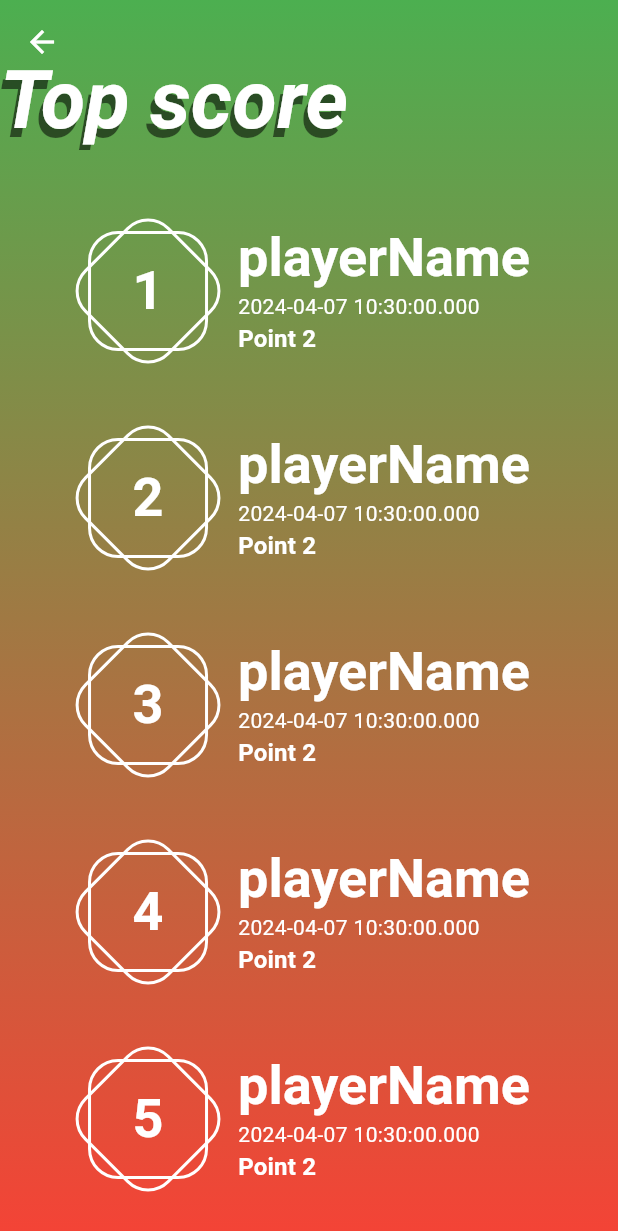
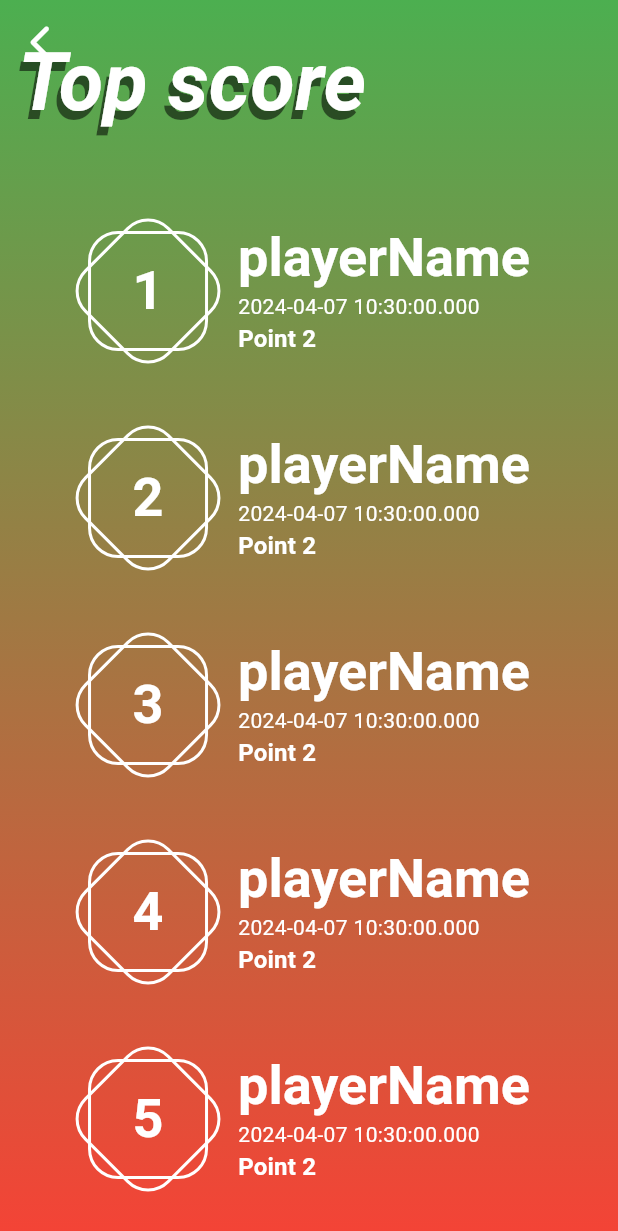
Before and after one commit to mtuan0111/nucatch, a Flutter app: the TopScoreScreen screen opened directly, on a phone screen of 412 x 824 dp. Shown: the top 1231 px of the screen. Run offline on Flutter 3.47's test engine with Material 3 defaults, Android fonts, the phone set to English and light mode, and no system bars; our stand-ins replace flutter_bloc, font_awesome_flutter, timer_count_down; generated files the repository leaves out were written again.

Commit message:
[Update] Finish the layout for top score

```diff
--- a/lib/helpers/const.dart
+++ b/lib/helpers/const.dart
@@ -82,6 +82,17 @@ class LayoutConfig {
         ),
       );
 
+  BoxDecoration get gradientDecorationReverted => BoxDecoration(
+        gradient: LinearGradient(
+          begin: Alignment.topCenter,
+          end: Alignment.bottomCenter,
+          colors: [
+            Theme.of(context).primaryColor,
+            Theme.of(context).secondaryHeaderColor,
+          ].reversed.toList(),
+        ),
+      );
+
   BoxDecoration get boxDecoration => BoxDecoration(
         borderRadius: BorderRadius.circular(
           LayoutConfig.layoutBorderRadius,
--- a/lib/screens/menu_screens/top_score_screen.dart
+++ b/lib/screens/menu_screens/top_score_screen.dart
@@ -1,4 +1,6 @@
 import 'package:flutter/material.dart';
+import 'package:font_awesome_flutter/font_awesome_flutter.dart';
+import 'package:nucatch_with_bloc/blocs/navs/menu/menu_state.dart';
 import 'package:nucatch_with_bloc/helpers/const.dart';
 import 'package:nucatch_with_bloc/screens/menu_screens/player/gameover_screen.dart';
 
@@ -19,26 +21,38 @@ class _TopScoreScreenState extends State<TopScoreScreen> {
         child: CustomScrollView(
           slivers: [
             SliverAppBar(
+              foregroundColor: Colors.white,
               shadowColor: Colors.transparent,
-              foregroundColor: Colors.white,
-              // forceElevated: true,
+              surfaceTintColor: Colors.primaries[0],
+              backgroundColor: Colors.transparent,
+
               elevation: 100,
               pinned: true,
+              stretch: true,
+
               flexibleSpace: FlexibleSpaceBar(
-                // background: Colors.transparent,
-
                 titlePadding: EdgeInsets.zero,
-                title: Text(
-                  "Top score",
-                  style: LayoutConfig(context).displaySmallStyle(
-                    isActiveShadow: true,
-                    isItalic: true,
+                title: Padding(
+                  padding: const EdgeInsets.all(8.0),
+                  child: Text(
+                    textAlign: TextAlign.center,
+                    menuArray[MenuOption.topScore]!,
+                    style: LayoutConfig(context).displaySmallStyle(
+                      isActiveShadow: true,
+                      isItalic: true,
+                    ),
                   ),
                 ),
-                // centerTitle: true,
               ),
-              backgroundColor: Colors.transparent,
+              leading: IconButton(
+                onPressed: () {
+                  Navigator.pop(context);
+                },
+                icon: const Icon(FontAwesomeIcons.chevronLeft),
+              ),
               expandedHeight: 100,
+
+              // leading: Expanded(child: Center(child: Text("back"))),
             ),
             SliverPadding(
               padding: const EdgeInsets.symmetric(
```
